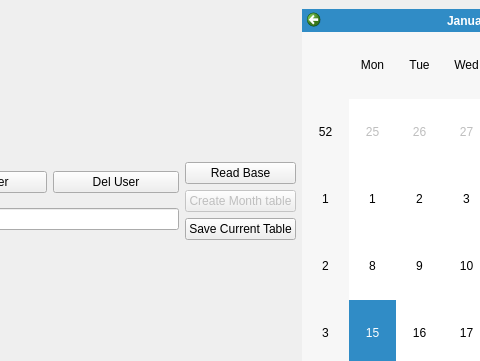
Qt form journal_app.ui (Satkhar/journal_app) before a commit; both pictures show x 89 to 569 and y 0 to 361 of the 776 by 532 pixel window.
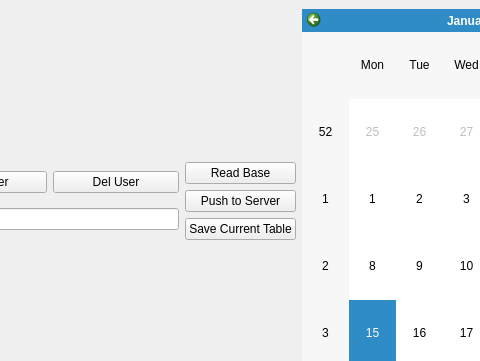
The same form after that commit.

Commit message: feat: добавлен коннект к серверу; ui - кнопка коннекта, чтения, пуша на сервер;

```diff
--- a/journal_app.ui
+++ b/journal_app.ui
@@ -57,11 +57,8 @@
             </item>
             <item>
              <widget class="QPushButton" name="btnCreateTable">
-              <property name="enabled">
-               <bool>false</bool>
-              </property>
               <property name="text">
-               <string>Create Month table</string>
+               <string>Push to Server</string>
               </property>
              </widget>
             </item>
```
The commit also changes 7 other files.
